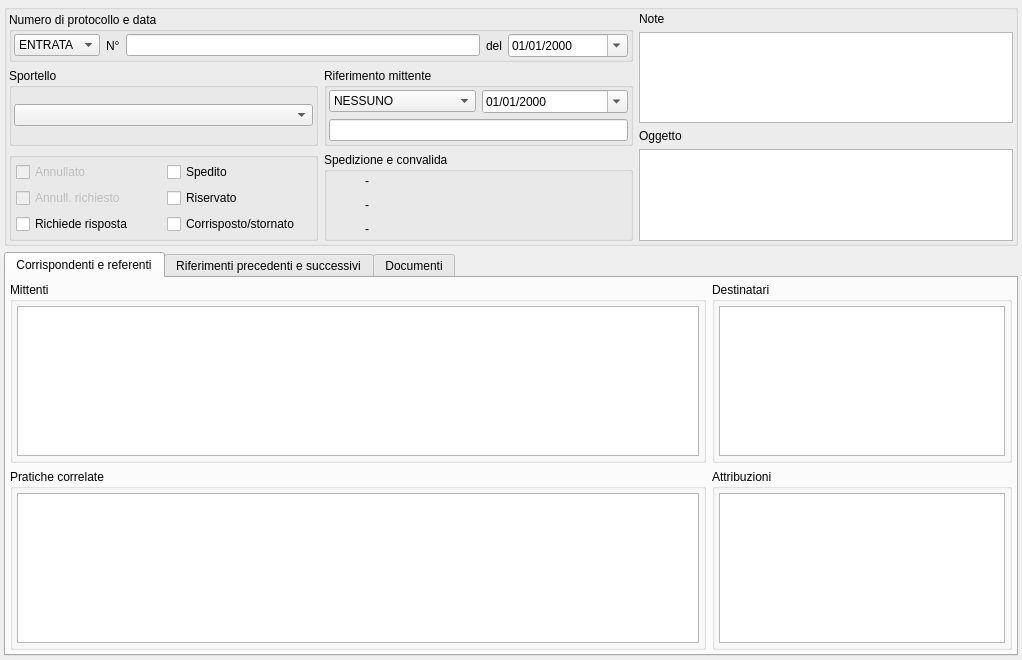
The window that src/com/axiastudio/suite/protocollo/forms/protocollo.ui (tizianolattisi/suitegda) describes before a commit, drawn with Qt 5.
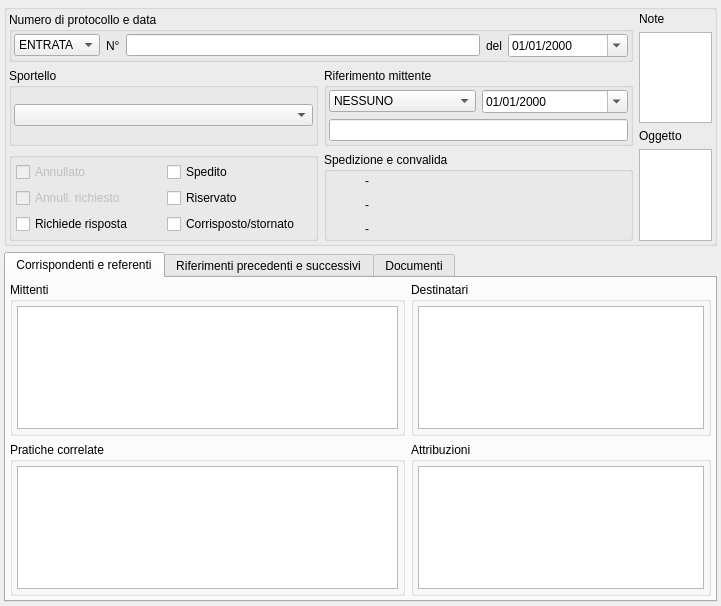
The same window after the commit. Icons and pictures are not drawn. Custom widgets are drawn as their Qt base class.

```diff
--- a/src/com/axiastudio/suite/protocollo/forms/protocollo.ui
+++ b/src/com/axiastudio/suite/protocollo/forms/protocollo.ui
@@ -6,8 +6,8 @@
    <rect>
     <x>0</x>
     <y>0</y>
-    <width>1022</width>
-    <height>660</height>
+    <width>721</width>
+    <height>606</height>
    </rect>
   </property>
   <property name="windowTitle">
```
Left out of the diff: 15 changed lines with no effect on the pictures.
